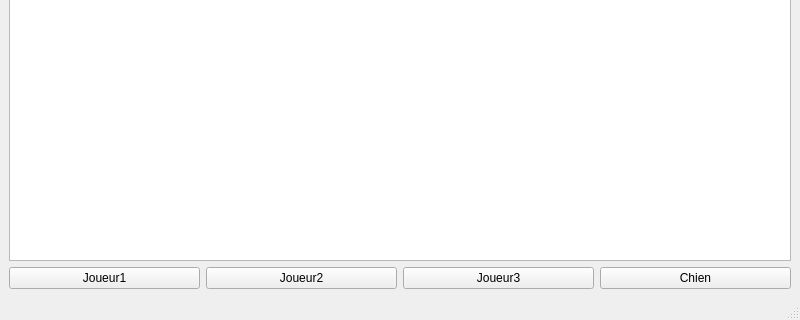
Qt form ui/generate.ui (mathgl67/tarot) before a commit; both pictures show x 0 to 800 and y 280 to 600 of the 800 by 600 pixel window.
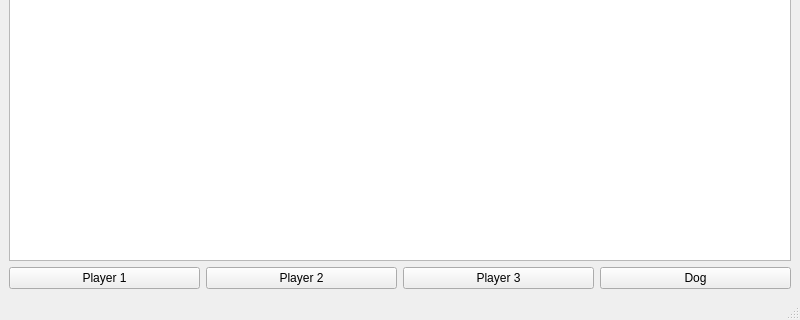
The same form after that commit.

Commit message: start translate to english

Diff of the .ui file:
```diff
--- a/ui/generate.ui
+++ b/ui/generate.ui
@@ -23,28 +23,28 @@
       <item>
        <widget class="QPushButton" name="Joueur1">
         <property name="text">
-         <string>Joueur1</string>
+         <string>Player 1</string>
         </property>
        </widget>
       </item>
       <item>
        <widget class="QPushButton" name="Joueur2">
         <property name="text">
-         <string>Joueur2</string>
+         <string>Player 2</string>
         </property>
        </widget>
       </item>
       <item>
        <widget class="QPushButton" name="Joueur3">
         <property name="text">
-         <string>Joueur3</string>
+         <string>Player 3</string>
         </property>
        </widget>
       </item>
       <item>
        <widget class="QPushButton" name="Chien">
         <property name="text">
-         <string>Chien</string>
+         <string>Dog</string>
         </property>
        </widget>
       </item>
```
Left out of the diff: 20 changed lines with no effect on the pictures. The commit also changes 1 other file.
